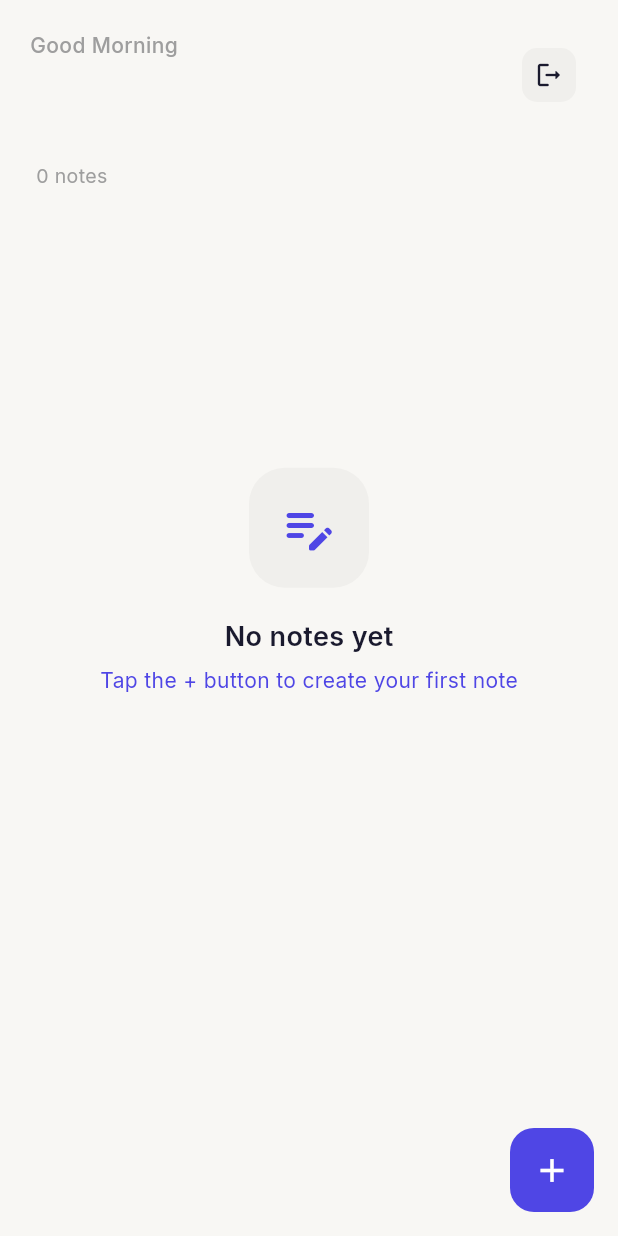
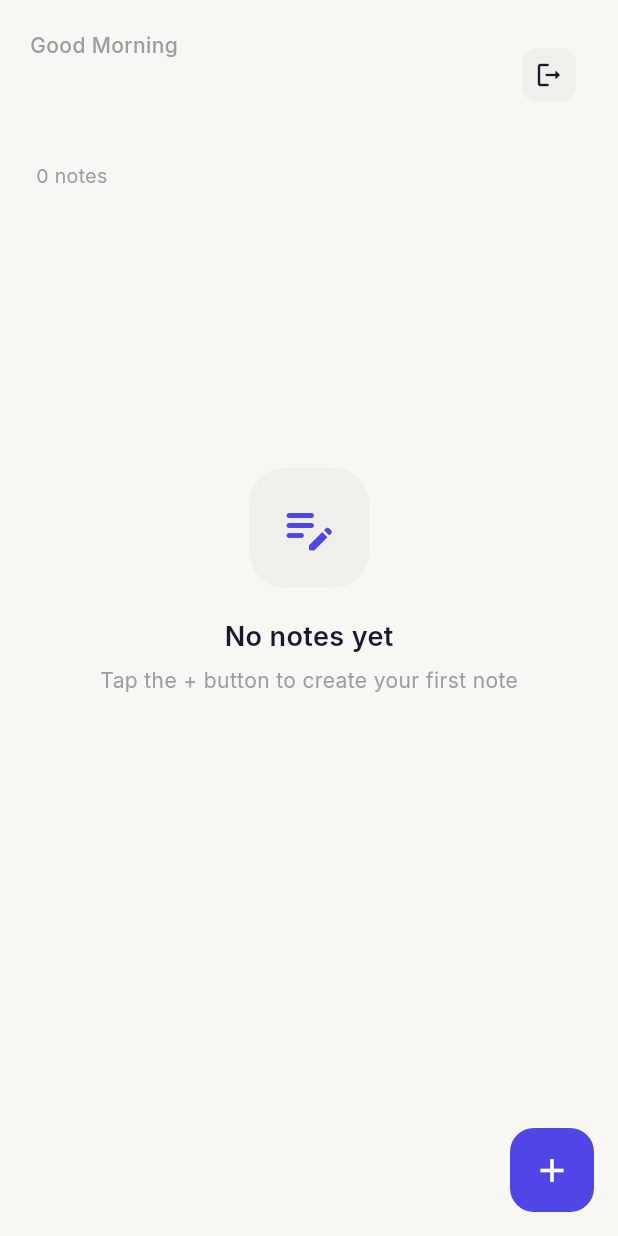
Before and after one commit to MHFerdous/ct_notes_app, a Flutter app: the NotesViewScreen screen opened by its route, on a phone screen of 412 x 824 dp. Run offline on Flutter 3.47's test engine with Material 3 defaults, Android fonts, the phone set to English and light mode, and no system bars; our stand-ins replace cloud_firestore, firebase_auth, firebase_core, get, go_router, google_fonts; accounts and stored records are empty.

Commit message:
Updated color

```diff
--- a/lib/features/notes/views/notes_view_screen.dart
+++ b/lib/features/notes/views/notes_view_screen.dart
@@ -122,7 +122,7 @@ class NotesViewScreen extends StatelessWidget {
                                 'Tap the + button to create your first note',
                                 style: GoogleFonts.inter(
                                   fontSize: 14,
-                                  color: AppColors.primaryColor,
+                                  color: AppColors.backgroundColor,
                                 ),
                               ),
                             ],
```
